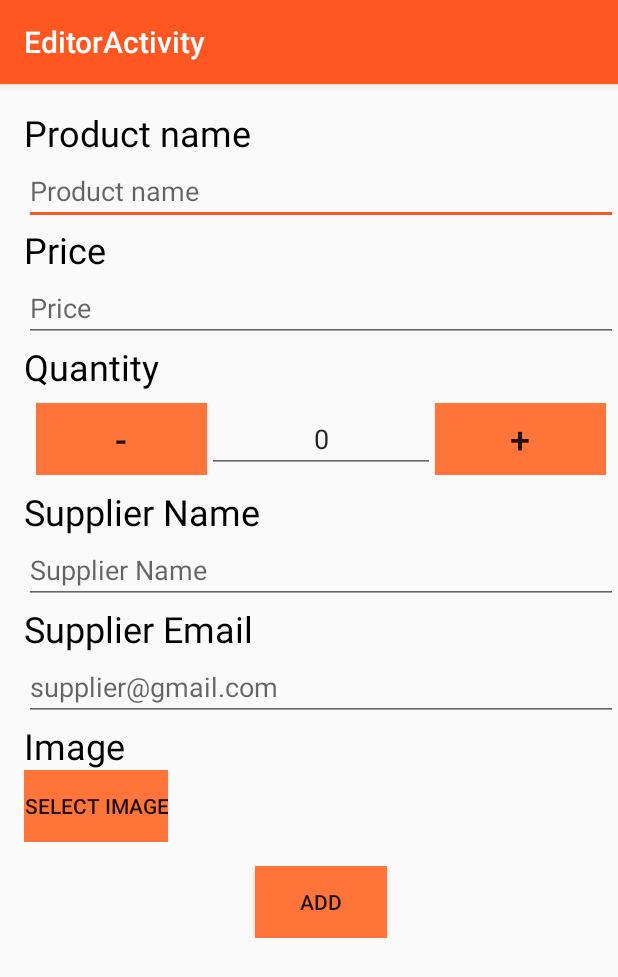
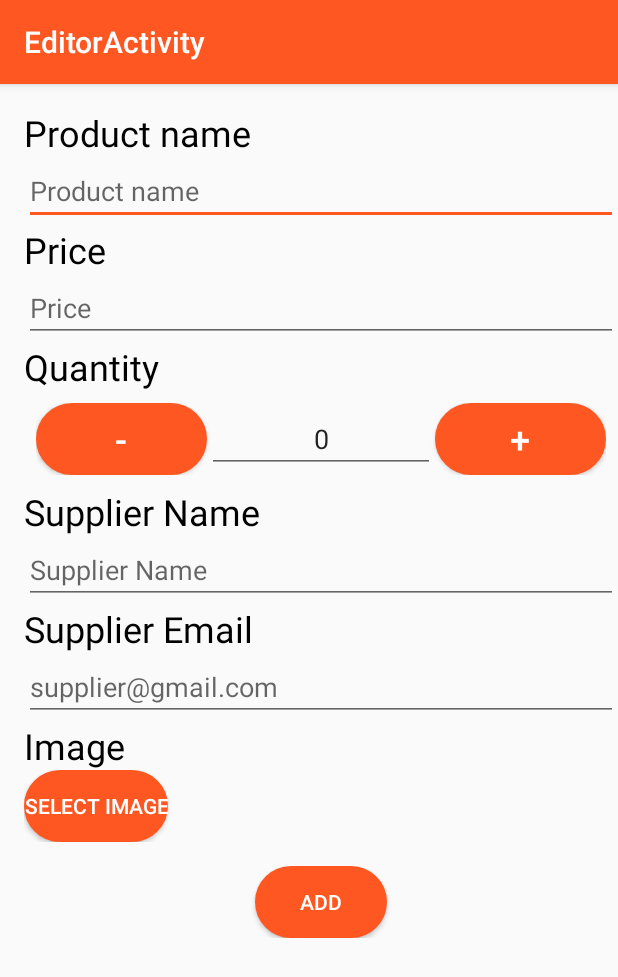
Before and after one commit to islam-Ellithy/inventory, an Android app: the DetailsActivity screen opened directly, with no data from a screen before it, on a phone screen of 412 x 824 dp. Shown: the top 977 px of the screen. Run offline under Robolectric (Android 15) with nearby library versions, the phone set to English and light mode, and no system bars; our stand-ins replace ButterKnife.

Commit message:
customize design

```diff
--- a/app/src/main/java/lamaatech/com/inventory/core/MainActivity/controller/MainController.java
+++ b/app/src/main/java/lamaatech/com/inventory/core/MainActivity/controller/MainController.java
@@ -26,11 +26,12 @@ public class MainController implements MainContract.IController {
 
     @Override
     public void addProduct(Product newProduct) {
-        if (newProduct.getProductId() != -1)
-            model.updateProduct(newProduct);
-        else
-            model.addProduct(newProduct);
-
+        if (newProduct != null) {
+            if (newProduct.getProductId() != null)
+                model.updateProduct(newProduct);
+            else
+                model.addProduct(newProduct);
+        }
         view.displayUpdateProducts(model.getProducts());
     }
 
--- a/app/src/main/java/lamaatech/com/inventory/core/MainActivity/view/ProductRecyclerViewAdapter.java
+++ b/app/src/main/java/lamaatech/com/inventory/core/MainActivity/view/ProductRecyclerViewAdapter.java
@@ -41,7 +41,7 @@ public class ProductRecyclerViewAdapter extends RecyclerView.Adapter<ProductRecy
         if (holder.mItem.getProductImage() != null)
             holder.mProductImage.setImageBitmap(DbBitmapUtility.getImage(holder.mItem.getProductImage()));
         else
-            holder.mProductImage.setImageResource(R.drawable.ic_announcement);
+            holder.mProductImage.setImageResource(R.mipmap.ic_launcher);
 
         holder.sellButton.setOnClickListener(new View.OnClickListener() {
             @Override
--- /dev/null
+++ b/app/src/main/res/drawable/custom_button.xml
@@ -0,0 +1,25 @@
+<?xml version="1.0" encoding="utf-8"?>
+<selector xmlns:android="http://schemas.android.com/apk/res/android">
+
+    <item android:state_pressed="true">
+        <shape android:shape="rectangle">
+            <corners android:radius="30dp" />
+            <stroke android:width="1dip" android:color="#FFFFFF" />
+            <gradient android:angle="-90" android:endColor="#FFFFFF" android:startColor="#FFFFFF" />
+        </shape>
+    </item>
+    <item android:state_focused="true">
+        <shape android:shape="rectangle">
+            <corners android:radius="30dp" />
+            <stroke android:width="1dip" android:color="#FFFFFF" />
+            <solid android:color="#FFFFFF" />
+        </shape>
+    </item>
+    <item>
+        <shape android:shape="rectangle">
+            <corners android:radius="30dp" />
+            <stroke android:width="1dip" android:color="@color/colorPrimary" />
+            <gradient android:angle="-90" android:endColor="@color/colorPrimary" android:startColor="@color/colorPrimary" />
+        </shape>
+    </item>
+</selector>
--- /dev/null
+++ b/app/src/main/res/drawable/text_color.xml
@@ -0,0 +1,8 @@
+<?xml version="1.0" encoding="utf-8"?>
+<selector xmlns:android="http://schemas.android.com/apk/res/android">
+    <item android:state_pressed="true"
+        android:color="@color/colorPrimary" /> <!-- pressed -->
+    <item android:state_focused="true"
+        android:color="@color/colorPrimary" /> <!-- focused -->
+    <item android:color="#FFFFFF" /> <!-- default -->
+</selector>
--- a/app/src/main/res/layout/content_details.xml
+++ b/app/src/main/res/layout/content_details.xml
@@ -68,8 +68,9 @@
                 android:layout_width="0px"
                 android:layout_height="wrap_content"
                 android:layout_weight="0.3"
-                android:background="@color/primaryLightColor"
+                android:background="@drawable/custom_button"
                 android:text="-"
+                android:textColor="@drawable/text_color"
                 android:textSize="24sp" />
 
             <EditText
@@ -88,8 +89,9 @@
                 android:layout_width="0px"
                 android:layout_height="wrap_content"
                 android:layout_weight="0.3"
-                android:background="@color/primaryLightColor"
+                android:background="@drawable/custom_button"
                 android:text="+"
+                android:textColor="@drawable/text_color"
                 android:textSize="24sp" />
 
         </LinearLayout>
@@ -141,8 +143,9 @@
                 android:id="@+id/selectImageButton"
                 android:layout_width="wrap_content"
                 android:layout_height="wrap_content"
-                android:background="@color/primaryLightColor"
+                android:background="@drawable/custom_button"
                 android:gravity="center"
+                android:textColor="@drawable/text_color"
                 android:text="@string/select_image" />
 
             <ImageView
@@ -172,15 +175,17 @@
                 android:id="@+id/addProductButton"
                 android:layout_width="wrap_content"
                 android:layout_height="wrap_content"
-                android:background="@color/primaryLightColor"
+                android:textColor="@drawable/text_color"
+                android:background="@drawable/custom_button"
                 android:text="@string/add" />
 
             <Button
                 android:id="@+id/deleteProductButton"
                 android:layout_width="wrap_content"
                 android:layout_height="wrap_content"
-                android:background="@color/primaryLightColor"
+                android:background="@drawable/custom_button"
                 android:text="@string/delete"
+                android:textColor="@drawable/text_color"
                 android:visibility="gone" />
 
 
--- a/app/src/main/res/layout/fragment_product.xml
+++ b/app/src/main/res/layout/fragment_product.xml
@@ -80,6 +80,8 @@
                     android:layout_width="wrap_content"
                     android:layout_height="wrap_content"
                     android:text="Sell"
+                    android:textColor="@drawable/text_color"
+                    android:background="@drawable/custom_button"
                     android:scaleType="fitCenter" />
             </LinearLayout>
 
--- a/app/src/main/res/layout/new_order.xml
+++ b/app/src/main/res/layout/new_order.xml
@@ -26,7 +26,7 @@
         android:layout_width="wrap_content"
         android:layout_height="wrap_content"
         android:layout_gravity="right"
-        android:background="@color/primaryLightColor"
+        android:background="@drawable/custom_button"
         android:text="@string/order" />
 
 </LinearLayout>
```
Also changed, not shown: app/src/main/ic_launcher-web.png (added), app/src/main/res/mipmap-hdpi/ic_launcher.png, app/src/main/res/mipmap-mdpi/ic_launcher.png, app/src/main/res/mipmap-xhdpi/ic_launcher.png, app/src/main/res/mipmap-xxhdpi/ic_launcher.png, app/src/main/res/mipmap-xxxhdpi/ic_launcher.png.
